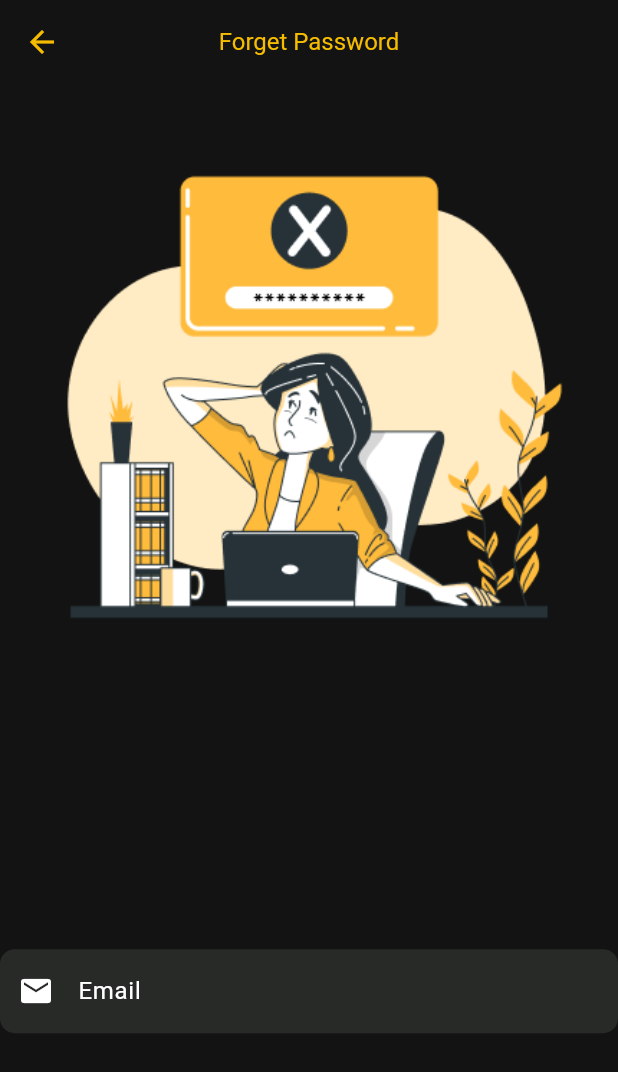
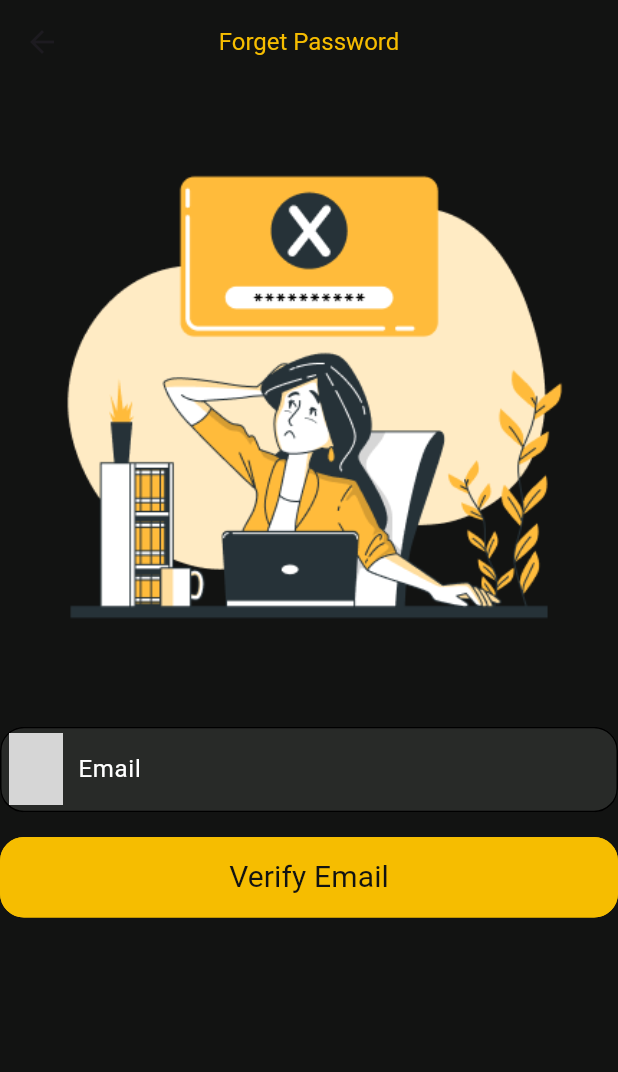
Before and after one commit to 3laaOmran/movies_app, a Flutter app: the ForgetPasswordScreen screen opened directly, on a phone screen of 412 x 824 dp. Shown: the top 1072 px of the screen. Run offline on Flutter 3.47's test engine with Material 3 defaults, Android fonts, the phone set to English and light mode, and no system bars; our stand-ins replace carousel_slider, flutter_bloc, google_fonts, shared_preferences; accounts and stored records are empty; grey boxes are pictures that could not be loaded.

Commit message:
forget password screen final

```diff
--- a/lib/ui/forget_password_screen/forget_pasword_screen.dart
+++ b/lib/ui/forget_password_screen/forget_pasword_screen.dart
@@ -1,7 +1,8 @@
 import 'package:flutter/material.dart';
-import '../../utils/app_colors.dart';
+import 'package:movies_app/ui/widgets/custom_elevated_button.dart';
 import '../../utils/app_styles.dart';
 import '../../utils/asset_manager.dart';
+import '../widgets/custom_text_form_field.dart';
 
 class ForgetPasswordScreen extends StatelessWidget {
   static const String routeName = 'forget_password_screen';
@@ -13,24 +14,18 @@ class ForgetPasswordScreen extends StatelessWidget {
       appBar: AppBar(
         title: Text("Forget Password",
           style: AppStyles.regular16Yellow,),
-        centerTitle: true,
-        leading: IconButton(
-          icon: Icon(
-            Icons.arrow_back,
-            color: AppColors.yellowColor,
-          ),
-          onPressed: () {
-
-          },
-        ),
       ),
       body: Column(
-        mainAxisAlignment: MainAxisAlignment.center,
-        crossAxisAlignment: CrossAxisAlignment.stretch,
-        children: [
+        children: <Widget>[
           Image.asset(AssetsManager.forgetPasswordImage, fit: BoxFit.fill ),
-          SizedBox(height:height *.2),
-          TextFormField(
+          SizedBox(height:height *.02),
+          CustomTextFormField(
+            hintText: 'Email',
+            controller:TextEditingController(),
+            prefixIcon: AssetsManager.emailIcon,
+          ) ,
+
+          /*TextFormField(
             style: const TextStyle(color: AppColors.whiteColor),
             decoration: InputDecoration(
               prefixIcon:
@@ -48,9 +43,14 @@ class ForgetPasswordScreen extends StatelessWidget {
                 borderRadius: BorderRadius.circular(10.0),
               ),
             ),
-          ),
-          SizedBox(height: height*.2),
-          ElevatedButton(
+          ),*/
+          SizedBox(height: height*.02),
+          CustomElevatedButton(
+              buttonText: 'Verify Email',
+              onPressed: (){}
+          )
+
+          /*ElevatedButton(
             style: ElevatedButton.styleFrom(
               backgroundColor: AppColors.yellowColor,
               padding: EdgeInsets.symmetric(vertical: height * 0.02),
@@ -63,11 +63,11 @@ class ForgetPasswordScreen extends StatelessWidget {
               "Verify Email",
               style: TextStyle(color: Colors.black),
             ),
-          ),
+          ),*/
 
         ],
       ),
 
     );
   }
-  }
+}
```
